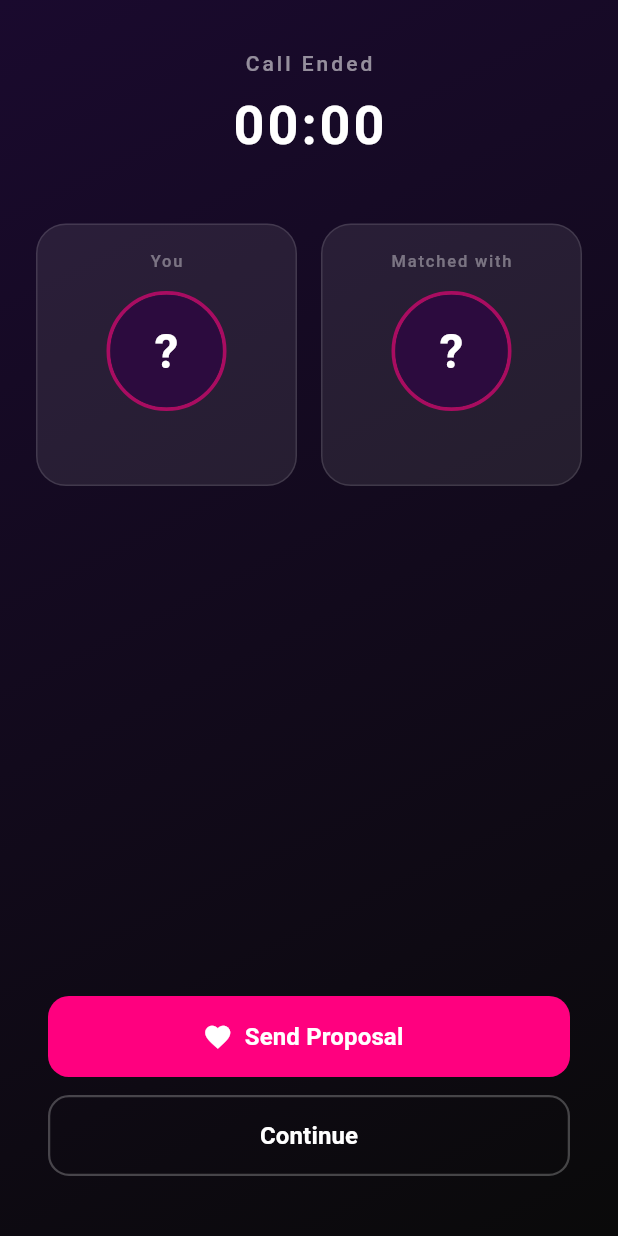
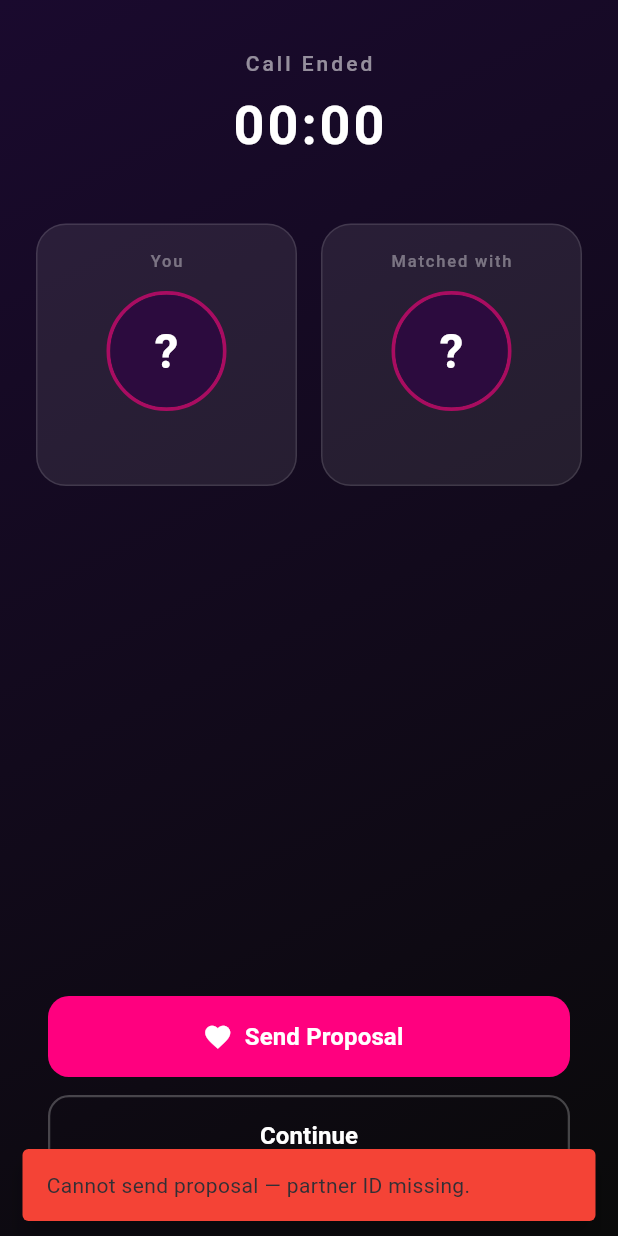
Before and after one commit to prakashkcs/goreto, a Flutter app: the PostCallScreen screen opened directly with empty values, after a tap on "Send Proposal", on a phone screen of 412 x 824 dp. Run offline on Flutter 3.47's test engine with Material 3 defaults, Android fonts, the phone set to English and light mode, and no system bars; our stand-ins replace app_links, audioplayers, cached_network_image, camera, chewie, connectivity_plus and 28 more; missing offline and left inert: agora_rtc_engine, android_intent_plus, flutter_background_service, gal, google_mlkit_face_detection, model_viewer_plus and 5 more; accounts and stored records are empty; network calls fail.

Commit message:
fix(post-call): surface real error when proposal send fails
The post-call screen's _sendProposal swallowed all errors as 'Could not
send proposal. Try again.', so when random calls landed here with an
empty otherUserId (CallSession.receiverId/callerId left blank in some
match paths) the proposal silently posted target_user_id=0, the backend
rejected with 'Invalid target', and the user only saw the generic
retry prompt.

Now:
  - Guard rejects empty/0 IDs up front with 'Cannot send proposal —
    partner ID missing.' so the underlying state is visible.
  - On send success, distinguish a mutual match ('It's a Match with X!
    💕') from a one-way proposal.
  - On error, surface the backend message (after stripping the
    'Exception: ' prefix) instead of a generic one — 'already sent',
    'not friends yet', etc. become diagnosable.

```diff
--- a/lib/screens/chat/call/post_call_screen.dart
+++ b/lib/screens/chat/call/post_call_screen.dart
@@ -67,23 +67,48 @@ class _PostCallScreenState extends State<PostCallScreen>
   }
 
   Future<void> _sendProposal() async {
+    // Guard: random calls used to navigate here with an empty otherUserId in
+    // some edge cases (CallSession receiverId left blank), which then sent
+    // the proposal to user 0 and the backend rejected it silently. Show a
+    // concrete error instead of the generic 'try again' so we can debug.
+    final target = widget.otherUserId.trim();
+    if (target.isEmpty || target == '0') {
+      if (mounted) {
+        ScaffoldMessenger.of(context).showSnackBar(
+          const SnackBar(
+            content: Text('Cannot send proposal — partner ID missing.'),
+            backgroundColor: Colors.red,
+            behavior: SnackBarBehavior.floating,
+          ),
+        );
+      }
+      return;
+    }
     try {
-      await ApiService().sendProposal(targetUserId: widget.otherUserId);
+      final result = await ApiService().sendProposal(targetUserId: target);
       if (mounted) {
         setState(() => _proposalSent = true);
+        final matched = result['matched'] == true;
         ScaffoldMessenger.of(context).showSnackBar(
           SnackBar(
-            content: Text('Proposal sent to ${widget.otherName}!'),
+            content: Text(matched
+                ? "It's a Match with ${widget.otherName}! 💕"
+                : 'Proposal sent to ${widget.otherName}!'),
             backgroundColor: const Color(0xFFFF007F),
             behavior: SnackBarBehavior.floating,
           ),
         );
       }
-    } catch (_) {
+    } catch (e) {
       if (mounted) {
+        // Surface backend error messages so 'already sent', 'invalid target',
+        // etc. are visible instead of a generic retry prompt.
+        final msg = e.toString().replaceFirst('Exception: ', '');
         ScaffoldMessenger.of(context).showSnackBar(
-          const SnackBar(
-            content: Text('Could not send proposal. Try again.'),
+          SnackBar(
+            content: Text(msg.isEmpty
+                ? 'Could not send proposal. Try again.'
+                : msg),
             backgroundColor: Colors.red,
             behavior: SnackBarBehavior.floating,
           ),
```
